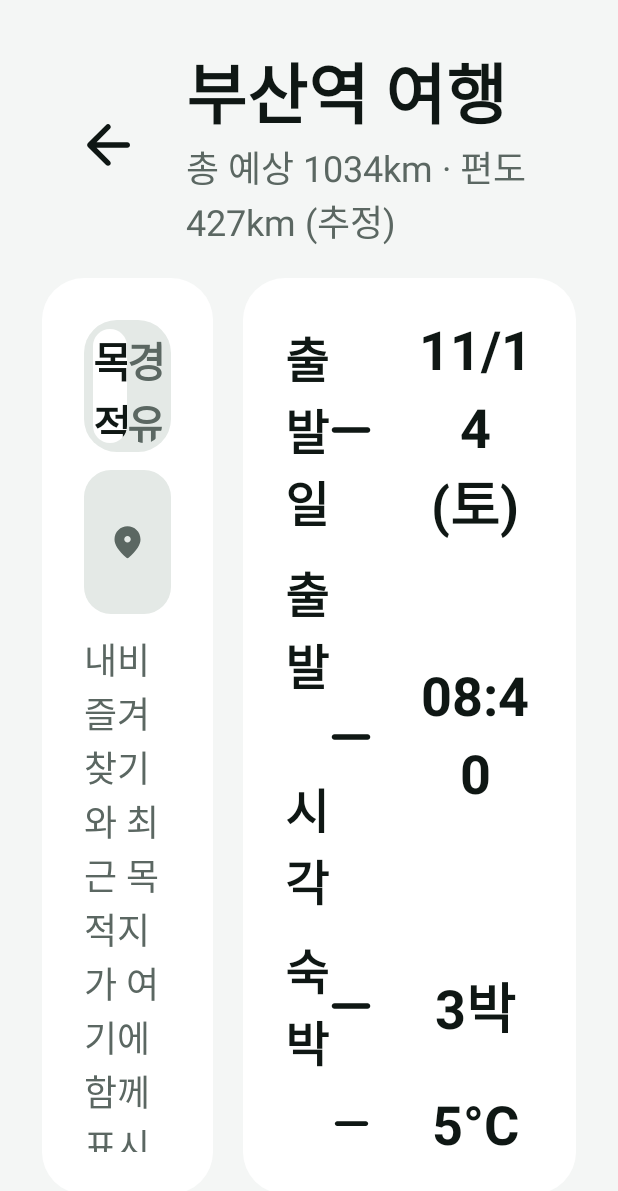
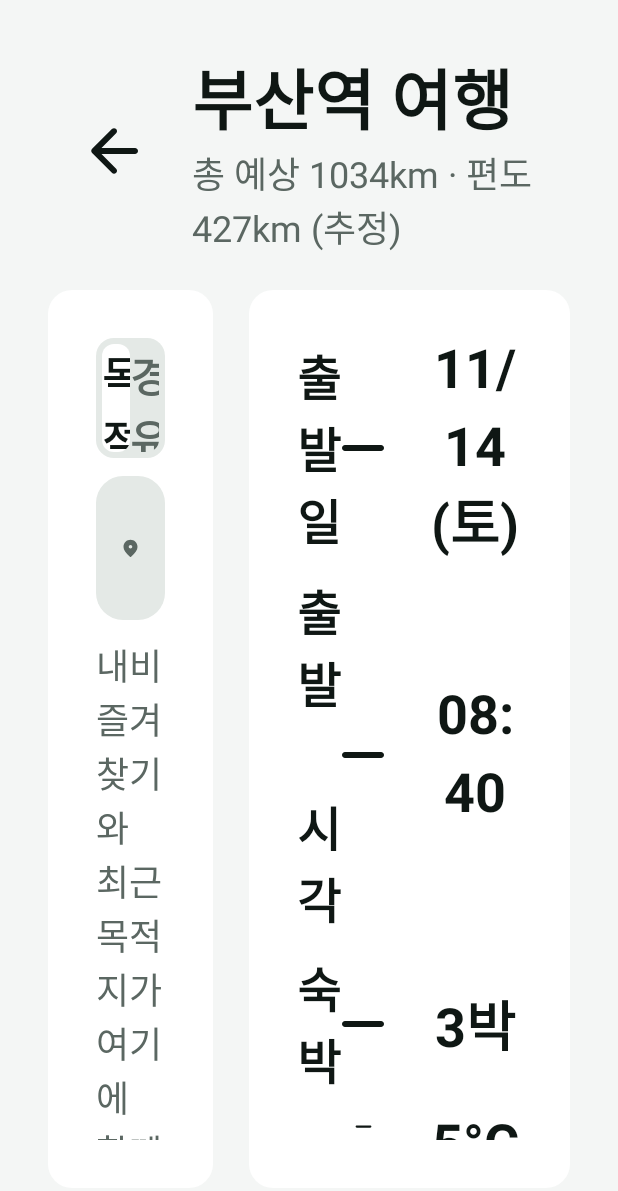
Before and after one commit to team-volton/gobolt_aaos, an Android app built with Jetpack Compose: the screen it shows after launch (MainActivity), after a tap on "어디까지 고볼트?", on a phone screen of 412 x 824 dp. Shown: the top 1191 px of the screen. Run offline under Robolectric (Android 15) with nearby library versions, the phone set to English and light mode, and no system bars; libraries missing offline, so code that uses them is left out: ai.pleos.playground; 5 statements that could not run were skipped.

Commit message:
refactor(ui): 간격, 모서리, 크기 기준값 정리

```diff
--- a/app/src/main/kotlin/app/gobolt/ui/Components.kt
+++ b/app/src/main/kotlin/app/gobolt/ui/Components.kt
@@ -31,16 +31,14 @@ import androidx.compose.ui.Modifier
 import androidx.compose.ui.draw.clip
 import androidx.compose.ui.graphics.Color
 import androidx.compose.ui.graphics.vector.ImageVector
-import androidx.compose.ui.unit.dp
 import kotlin.math.roundToInt
 
-// 운전 중 조작을 고려한 최소 터치 높이 / Minimum touch height for in-car use
-val TouchTarget = 88.dp
-val ScreenPadding = 28.dp
-val CardGap = 20.dp
+val ScreenPadding = Spacing.xl
+val CardGap = Spacing.lg
 
-private val CardShape = RoundedCornerShape(28.dp)
-private val ControlShape = RoundedCornerShape(22.dp)
+val CardShape = RoundedCornerShape(Radius.lg)
+val ControlShape = RoundedCornerShape(Radius.md)
+val InnerShape = RoundedCornerShape(Radius.sm)
 
 fun pct(value: Double) = "${value.roundToInt()}%"
 
@@ -53,7 +51,7 @@ fun GoCard(
     onClick: (() -> Unit)? = null,
     content: @Composable ColumnScope.() -> Unit,
 ) {
-    val border = if (selected) BorderStroke(4.dp, MaterialTheme.colorScheme.primary) else null
+    val border = if (selected) BorderStroke(Sizing.selectedBorder, MaterialTheme.colorScheme.primary) else null
     Surface(
         color = MaterialTheme.colorScheme.surface,
         shape = CardShape,
@@ -62,8 +60,8 @@ fun GoCard(
     ) {
         val tap = if (onClick != null) Modifier.clickable(onClick = onClick) else Modifier
         Column(
-            verticalArrangement = Arrangement.spacedBy(12.dp),
-            modifier = tap.padding(28.dp),
+            verticalArrangement = Arrangement.spacedBy(Spacing.sm),
+            modifier = tap.padding(Spacing.xl),
             content = content,
         )
     }
@@ -82,11 +80,11 @@ fun PrimaryButton(
         enabled = enabled,
         shape = ControlShape,
         colors = ButtonDefaults.buttonColors(),
-        modifier = modifier.heightIn(min = 96.dp),
+        modifier = modifier.heightIn(min = Sizing.button),
     ) {
         if (icon != null) {
-            Icon(icon, null, Modifier.size(36.dp))
-            Box(Modifier.width(12.dp))
+            Icon(icon, null, Modifier.size(Sizing.iconMd))
+            Box(Modifier.width(Spacing.sm))
         }
         Text(text, style = MaterialTheme.typography.headlineMedium)
     }
@@ -102,13 +100,13 @@ fun SecondaryButton(
     OutlinedButton(
         onClick = onClick,
         shape = ControlShape,
-        border = BorderStroke(2.dp, MaterialTheme.colorScheme.outline),
+        border = BorderStroke(Sizing.border, MaterialTheme.colorScheme.outline),
         colors = ButtonDefaults.outlinedButtonColors(contentColor = MaterialTheme.colorScheme.onSurface),
-        modifier = modifier.heightIn(min = TouchTarget),
+        modifier = modifier.heightIn(min = Sizing.touch),
     ) {
         if (icon != null) {
-            Icon(icon, null, Modifier.size(32.dp))
-            Box(Modifier.width(10.dp))
+            Icon(icon, null, Modifier.size(Sizing.iconSm))
+            Box(Modifier.width(Spacing.sm))
         }
         Text(text, style = MaterialTheme.typography.labelLarge)
     }
@@ -119,11 +117,11 @@ fun IconTap(icon: ImageVector, description: String, onClick: () -> Unit, modifie
     Box(
         contentAlignment = Alignment.Center,
         modifier = modifier
-            .size(TouchTarget)
+            .size(Sizing.touch)
             .clip(ControlShape)
             .clickable(onClick = onClick),
     ) {
-        Icon(icon, description, Modifier.size(44.dp), tint = MaterialTheme.colorScheme.onSurface)
+        Icon(icon, description, Modifier.size(Sizing.iconLg), tint = MaterialTheme.colorScheme.onSurface)
     }
 }
 
@@ -131,7 +129,7 @@ fun IconTap(icon: ImageVector, description: String, onClick: () -> Unit, modifie
 fun ScreenHeader(title: String, onBack: () -> Unit, subtitle: String? = null) {
     Row(verticalAlignment = Alignment.CenterVertically) {
         IconTap(Icons.AutoMirrored.Rounded.ArrowBack, "뒤로", onBack)
-        Column(Modifier.padding(start = 8.dp)) {
+        Column(Modifier.padding(start = Spacing.xs)) {
             Text(title, style = MaterialTheme.typography.headlineLarge, maxLines = 1)
             if (subtitle != null) {
                 Text(subtitle, style = MaterialTheme.typography.bodyMedium, color = secondaryText())
@@ -146,7 +144,7 @@ fun <T> SegmentedTabs(options: List<Pair<T, String>>, selected: T, onSelect: (T)
         modifier = modifier
             .clip(ControlShape)
             .background(GoboltTheme.energy.track)
-            .padding(6.dp),
+            .padding(Spacing.xxs),
     ) {
         options.forEach { (value, label) ->
             val active = value == selected
@@ -154,8 +152,8 @@ fun <T> SegmentedTabs(options: List<Pair<T, String>>, selected: T, onSelect: (T)
                 contentAlignment = Alignment.Center,
                 modifier = Modifier
                     .weight(1f)
-                    .height(76.dp)
-                    .clip(RoundedCornerShape(18.dp))
+                    .height(Sizing.tab)
+                    .clip(InnerShape)
                     .background(if (active) MaterialTheme.colorScheme.surface else Color.Transparent)
                     .clickable { onSelect(value) },
             ) {
@@ -184,8 +182,8 @@ fun SocBar(socPct: Double, floorPct: Double, modifier: Modifier = Modifier) {
     Box(
         modifier
             .fillMaxWidth()
-            .height(14.dp)
-            .clip(RoundedCornerShape(7.dp))
+            .height(Sizing.bar)
+            .clip(InnerShape)
             .background(energy.track),
     ) {
         Box(
--- /dev/null
+++ b/app/src/main/kotlin/app/gobolt/ui/Tokens.kt
@@ -0,0 +1,36 @@
+package app.gobolt.ui
+
+import androidx.compose.ui.unit.dp
+
+// 모든 간격은 4의 배수 / Every spacing value is a multiple of 4
+object Spacing {
+    val xxs = 4.dp
+    val xs = 8.dp
+    val sm = 12.dp
+    val md = 16.dp
+    val lg = 24.dp
+    val xl = 32.dp
+    val xxl = 48.dp
+    val xxxl = 64.dp
+}
+
+object Radius {
+    val sm = 8.dp
+    val md = 12.dp
+    val lg = 16.dp
+}
+
+object Sizing {
+    // 운전 중 조작 기준 최소 터치 높이 / Minimum touch height for in-car use
+    val touch = 88.dp
+    val button = 96.dp
+    val tab = 72.dp
+    val row = 72.dp
+    val iconSm = 32.dp
+    val iconMd = 40.dp
+    val iconLg = 48.dp
+    val iconXl = 56.dp
+    val bar = 16.dp
+    val border = 2.dp
+    val selectedBorder = 4.dp
+}
```
